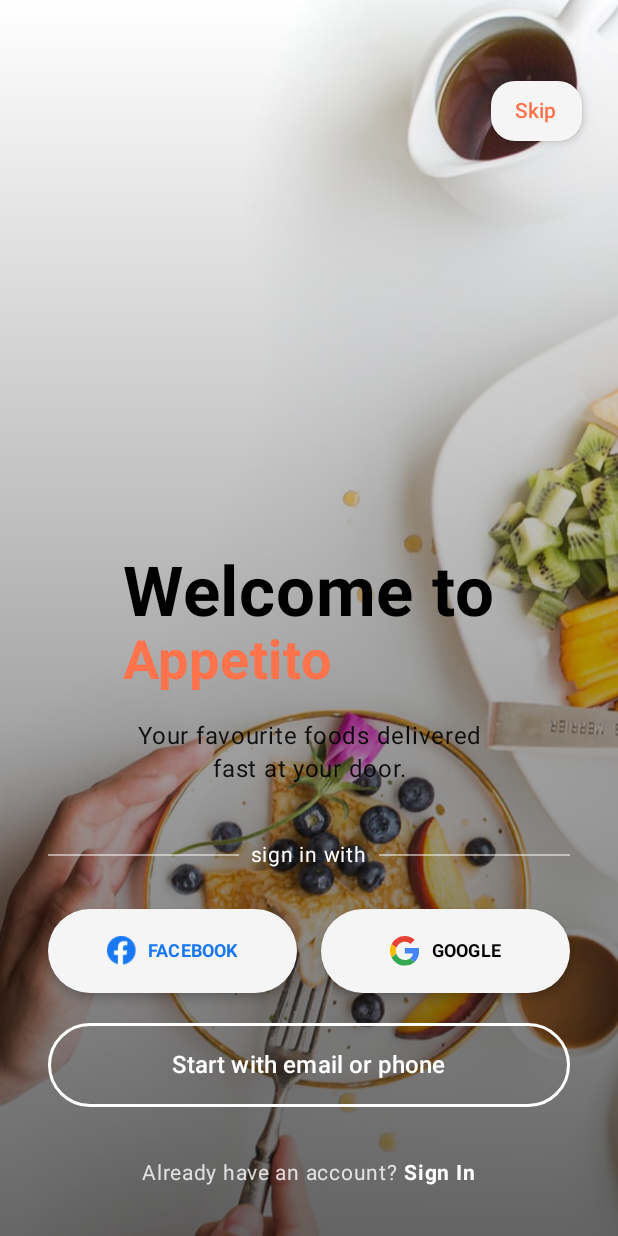
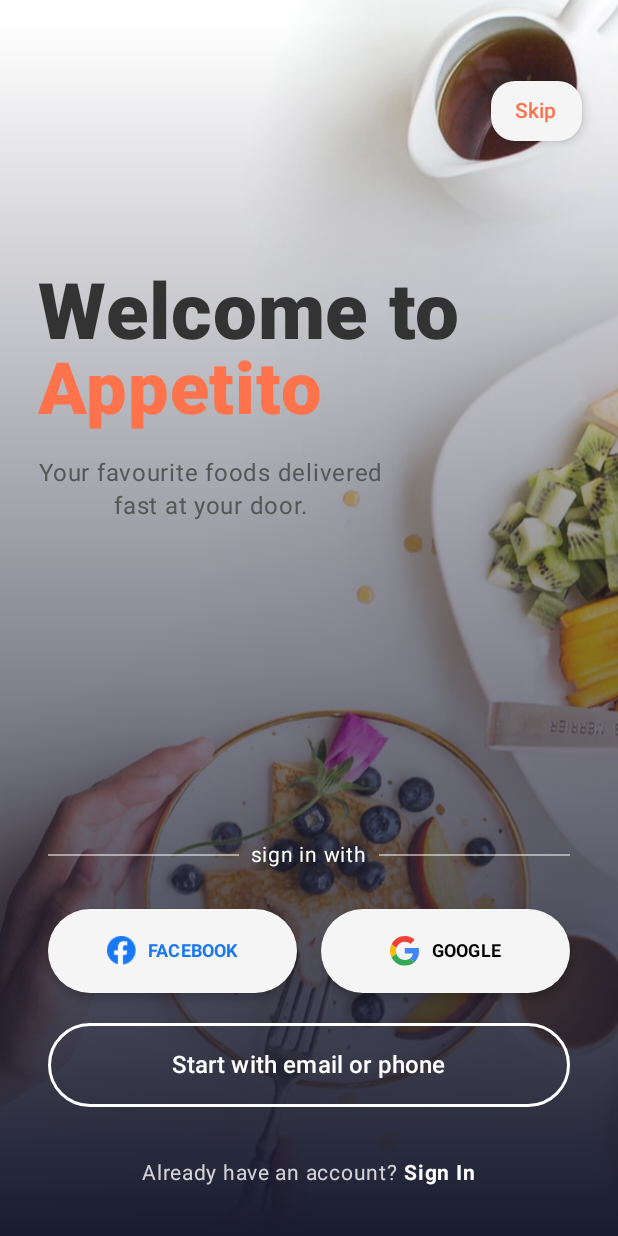
Before and after one commit to mihir0209/Appetito, an Android app built with Jetpack Compose: the screen it shows after launch (MainActivity), on a phone screen of 412 x 824 dp. Run offline under Robolectric (Android 15) with nearby library versions, the phone set to English and light mode, and no system bars.

Commit message:
Demo Files and screenshots uploaded.

```diff
--- a/app/src/main/java/com/kalyani/appetito/ui/Theme.kt
+++ b/app/src/main/java/com/kalyani/appetito/ui/Theme.kt
@@ -11,7 +11,8 @@ import androidx.compose.ui.platform.LocalView
 import androidx.core.view.WindowCompat
 
 // --- Color Definitions ---
-
+val DarkBlue = Color(0xFF002244)
+val MidnightBlue = Color(0xFF0A2342)
 private val LightColors = lightColorScheme(
     primary = Color(0xFFFE724C),    // Main brand color
     onPrimary = Color.White,        // Text/icons on primary color
--- a/app/src/main/java/com/kalyani/appetito/ui/WelcomeScreen.kt
+++ b/app/src/main/java/com/kalyani/appetito/ui/WelcomeScreen.kt
@@ -1,5 +1,6 @@
 package ui
 
+import android.graphics.Color.rgb
 import androidx.compose.foundation.Image
 import androidx.compose.foundation.background
 import androidx.compose.foundation.clickable
@@ -34,31 +35,34 @@ fun WelcomeScreen(
     Box(
         modifier = Modifier.fillMaxSize()
     ) {
+        // 1. Background Image
         Image(
-            painter = painterResource(R.drawable.welcome_bg),
+            painter = painterResource(R.drawable.welcome_bg), // Ensure you have this drawable
             contentDescription = null,
             contentScale = ContentScale.Crop,
             modifier = Modifier.fillMaxSize()
         )
 
-        // The dark gradient overlay is a design choice that works for both themes.
+        // 2. Gradient Overlay (from end to start)
+        // This gradient is transparent at the top 40% and fades to a dark color at the bottom.
         Box(
             modifier = Modifier
                 .fillMaxSize()
                 .background(
                     Brush.verticalGradient(
-                        colors = listOf(
-                            Color.Transparent,
-                            Color.Black.copy(alpha = 0.3f),
-                            Color.Black.copy(alpha = 0.6f)
-                        ),
-                        startY = 0f,
-                        endY = Float.POSITIVE_INFINITY
+                        colors = listOf(Color.Transparent, Color(rgb(25, 27, 47)).copy(alpha = 1.3f)),
+                        startY = 20f // Starts the fade effect further down the screen
                     )
                 )
         )
 
-        // The Skip button should be theme-aware.
+        // Main content column for robust layout
+        Column(
+            modifier = Modifier
+                .fillMaxSize()
+                .padding(top = 50.dp, bottom = 30.dp)
+        ) {
+            // 3. Skip Button
             Button(
                 onClick = onSkip,
                 shape = RoundedCornerShape(16.dp),
@@ -69,60 +73,62 @@ fun WelcomeScreen(
                 elevation = ButtonDefaults.buttonElevation(4.dp),
                 contentPadding = PaddingValues(horizontal = 16.dp, vertical = 8.dp),
                 modifier = Modifier
-                .align(Alignment.TopEnd)
-                .padding(top = 50.dp, end = 24.dp)
+                    .align(Alignment.End)
+                    .padding(end = 24.dp)
             ) {
                 Text("Skip", fontSize = 14.sp, fontWeight = FontWeight.Medium)
             }
 
-        // This content sits on a light part of the background image.
+            Spacer(modifier = Modifier.height(80.dp))
+
+            // 4. Welcome Text Block
             Column(
                 modifier = Modifier
                     .fillMaxWidth()
-                .align(Alignment.BottomCenter)
-                .padding(horizontal = 25.dp, vertical = 300.dp), // Adjusted padding
-            horizontalAlignment = Alignment.CenterHorizontally
+                    .padding(horizontal = 25.dp),
+                horizontalAlignment = Alignment.Start // Align text to the left/start
             ) {
                 Text(
                     buildAnnotatedString {
                         withStyle(
                             SpanStyle(
-                            // This text should contrast with the light background image part
-                            color = MaterialTheme.colorScheme.onBackground,
-                            fontWeight = FontWeight.Bold,
-                            fontSize = 46.sp
+                                color = Color(0xFF333333), // A dark gray for good contrast on the image
+                                fontWeight = FontWeight.ExtraBold,
+                                fontSize = 52.sp
                             )
                         ) {
                             append("Welcome to\n")
                         }
                         withStyle(
                             SpanStyle(
-                            color = MaterialTheme.colorScheme.primary,
-                            fontWeight = FontWeight.Bold,
-                            fontSize = 36.sp,
+                                color = MaterialTheme.colorScheme.primary, // Use theme's primary color
+                                fontWeight = FontWeight.ExtraBold,
+                                fontSize = 48.sp,
                             )
                         ) {
                             append("Appetito")
                         }
                     },
-                lineHeight = 42.sp,
+                    lineHeight = 50.sp,
                 )
                 Spacer(modifier = Modifier.height(16.dp))
                 Text(
                     "Your favourite foods delivered\nfast at your door.",
-                color = MaterialTheme.colorScheme.onBackground.copy(alpha = 0.9f),
+                    color = Color(0xFF555555), // A softer gray for the tagline
                     fontSize = 16.sp,
                     textAlign = TextAlign.Center,
                     lineHeight = 22.sp
                 )
             }
 
-        // This content sits on the dark gradient overlay.
+            // This spacer pushes the login controls to the bottom
+            Spacer(modifier = Modifier.weight(1f))
+
+            // 5. Login Controls Block (always on the dark gradient)
             Column(
                 modifier = Modifier
                     .fillMaxWidth()
-                .align(Alignment.BottomCenter)
-                .padding(horizontal = 32.dp, vertical = 30.dp),
+                    .padding(horizontal = 32.dp),
                 horizontalAlignment = Alignment.CenterHorizontally
             ) {
                 Row(
@@ -138,29 +144,21 @@ fun WelcomeScreen(
                     horizontalArrangement = Arrangement.spacedBy(16.dp),
                     modifier = Modifier.fillMaxWidth()
                 ) {
-                // Social login buttons are theme-aware.
-                Button(
+                    // Facebook & Google buttons remain theme-aware
+                    SocialButton(
+                        text = "FACEBOOK",
+                        iconRes = R.drawable.facebook_icon,
+                        textColor = Color(0xFF1877F3),
                         onClick = onFacebook,
-                    shape = RoundedCornerShape(50.dp),
-                    colors = ButtonDefaults.buttonColors(containerColor = MaterialTheme.colorScheme.surface),
-                    elevation = ButtonDefaults.buttonElevation(4.dp),
-                    modifier = Modifier.weight(1f).height(56.dp)
-                ) {
-                    Image(painter = painterResource(id = R.drawable.facebook_icon), contentDescription = null, modifier = Modifier.size(20.dp))
-                    Spacer(modifier = Modifier.width(8.dp))
-                    Text("FACEBOOK", color = Color(0xFF1877F3), fontWeight = FontWeight.Bold, fontSize = 12.sp)
-                }
-                Button(
+                        modifier = Modifier.weight(1f)
+                    )
+                    SocialButton(
+                        text = "GOOGLE",
+                        iconRes = R.drawable.google_icon,
+                        textColor = MaterialTheme.colorScheme.onSurface,
                         onClick = onGoogle,
-                    shape = RoundedCornerShape(50.dp),
-                    colors = ButtonDefaults.buttonColors(containerColor = MaterialTheme.colorScheme.surface),
-                    elevation = ButtonDefaults.buttonElevation(4.dp),
-                    modifier = Modifier.weight(1f).height(56.dp)
-                ) {
-                    Image(painter = painterResource(id = R.drawable.google_icon), contentDescription = null, modifier = Modifier.size(20.dp))
-                    Spacer(modifier = Modifier.width(8.dp))
-                    Text("GOOGLE", color = MaterialTheme.colorScheme.onSurface, fontWeight = FontWeight.Bold, fontSize = 12.sp)
-                }
+                        modifier = Modifier.weight(1f)
+                    )
                 }
                 Spacer(modifier = Modifier.height(20.dp))
                 OutlinedButton(
@@ -183,6 +181,30 @@ fun WelcomeScreen(
             }
         }
     }
+}
+
+// Helper composable for social buttons to reduce repetition
+@Composable
+private fun SocialButton(
+    text: String,
+    iconRes: Int,
+    textColor: Color,
+    onClick: () -> Unit,
+    modifier: Modifier = Modifier
+) {
+    Button(
+        onClick = onClick,
+        shape = RoundedCornerShape(50.dp),
+        colors = ButtonDefaults.buttonColors(containerColor = MaterialTheme.colorScheme.surface),
+        elevation = ButtonDefaults.buttonElevation(4.dp),
+        modifier = modifier.height(56.dp)
+    ) {
+        Image(painter = painterResource(id = iconRes), contentDescription = null, modifier = Modifier.size(20.dp))
+        Spacer(modifier = Modifier.width(8.dp))
+        Text(text, color = textColor, fontWeight = FontWeight.Bold, fontSize = 12.sp)
+    }
+}
+
 
 @Preview(showBackground = true, name = "Welcome Screen")
 @Composable
```
Also changed, not shown: 4 other files. Lines whose indentation alone changed are shown as unchanged.
